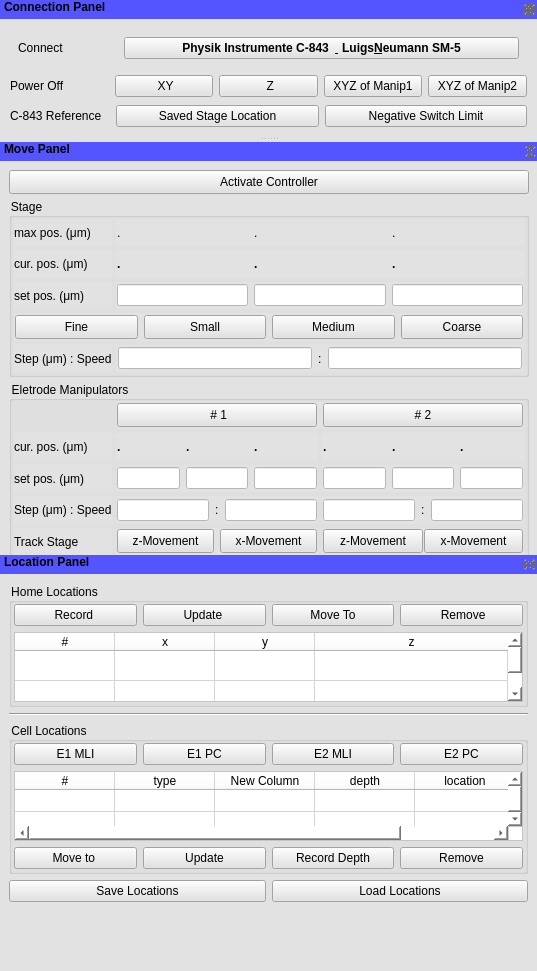
Old version of the form manipulator.ui in the repository mgraupe/ManipulatorControl.
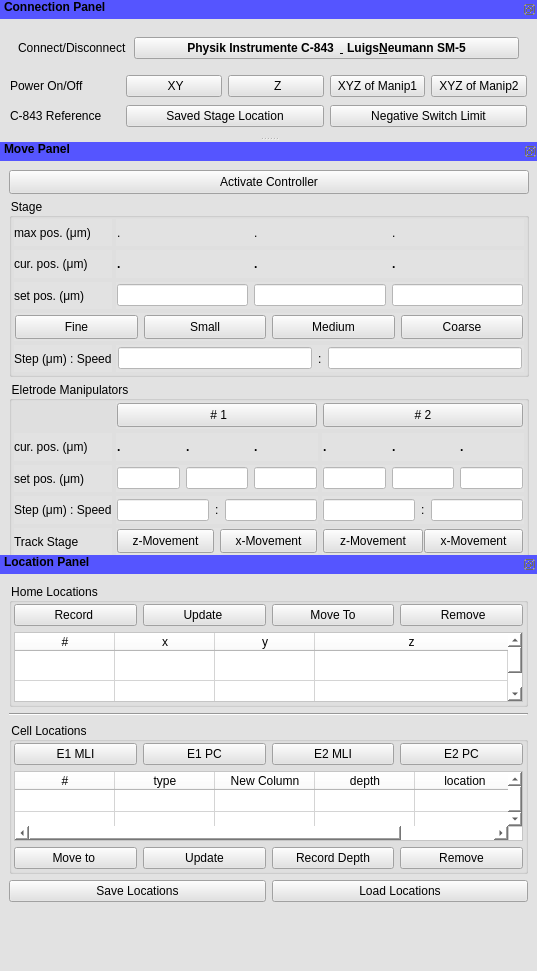
New version of the form.

```diff
--- a/manipulator.ui
+++ b/manipulator.ui
@@ -41,7 +41,7 @@
   <widget class="QDockWidget" name="dockWidget">
    <property name="minimumSize">
     <size>
-     <width>395</width>
+     <width>456</width>
      <height>127</height>
     </size>
    </property>
@@ -84,7 +84,7 @@
          <widget class="QLabel" name="label_7">
           <property name="maximumSize">
            <size>
-            <width>100</width>
+            <width>110</width>
             <height>16777215</height>
            </size>
           </property>
@@ -136,8 +136,20 @@
         </property>
         <item>
          <widget class="QLabel" name="label_2">
+          <property name="minimumSize">
+           <size>
+            <width>110</width>
+            <height>0</height>
+           </size>
+          </property>
+          <property name="maximumSize">
+           <size>
+            <width>110</width>
+            <height>16777215</height>
+           </size>
+          </property>
           <property name="text">
-           <string>Power Off</string>
+           <string>Power On/Off</string>
           </property>
          </widget>
         </item>
@@ -218,12 +230,12 @@
          <widget class="QLabel" name="label_8">
           <property name="maximumSize">
            <size>
-            <width>100</width>
+            <width>110</width>
             <height>16777215</height>
            </size>
           </property>
           <property name="text">
-           <string>Connect</string>
+           <string>Connect/Disconnect</string>
           </property>
          </widget>
         </item>
```
